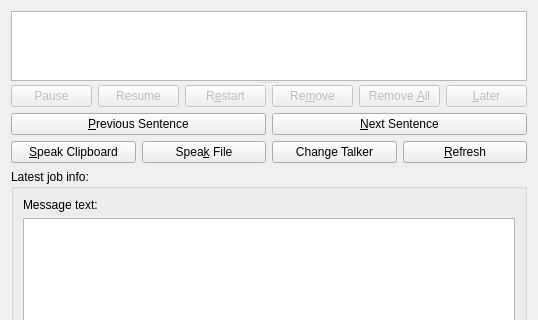
This is kttsjobmgr/kttsjobmgr.ui in KDE/jovie as Qt 5 draws it before an edit; both pictures show x 0 to 538 and y 0 to 320 of the 538 by 626 pixel window. The edited form follows.
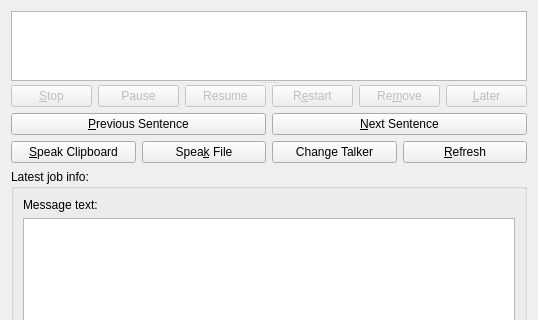
This is the edited form. Custom widgets are drawn as their Qt base class.

Commit message: make jobmgr and kttsmgr context menu actions match a bit by making remove all button say stop and moving it before pause

What changed in the file:
```diff
--- a/kttsjobmgr/kttsjobmgr.ui
+++ b/kttsjobmgr/kttsjobmgr.ui
@@ -52,6 +52,16 @@
       <layout class="QVBoxLayout" name="verticalLayout">
        <item>
         <layout class="QHBoxLayout" name="horizontalLayout">
+         <item>
+          <widget class="KPushButton" name="job_stop">
+           <property name="enabled">
+            <bool>false</bool>
+           </property>
+           <property name="text">
+            <string>&amp;Stop</string>
+           </property>
+          </widget>
+         </item>
          <item>
           <widget class="KPushButton" name="job_pause">
            <property name="enabled">
@@ -104,16 +114,6 @@
            </property>
           </widget>
          </item>
-         <item>
-          <widget class="KPushButton" name="job_removeall">
-           <property name="enabled">
-            <bool>false</bool>
-           </property>
-           <property name="text">
-            <string>Remove &amp;All</string>
-           </property>
-          </widget>
-         </item>
          <item>
           <widget class="KPushButton" name="job_later">
            <property name="enabled">
```
Left out of the diff: 6 changed lines with no effect on the pictures. The commit also changes 2 other files.
